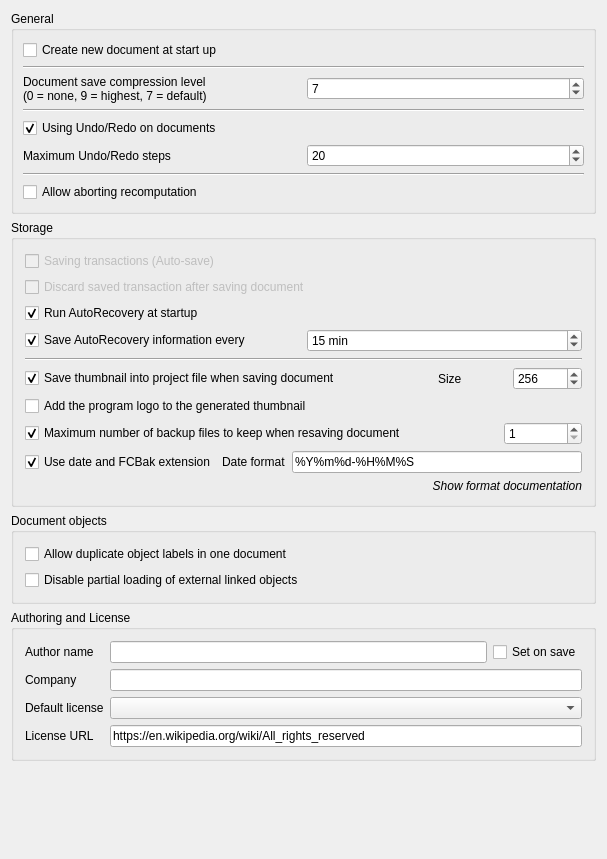
Above: src/Gui/PreferencePages/DlgSettingsDocument.ui from southseact-3d/fcd before the change. Below: the same form after it.
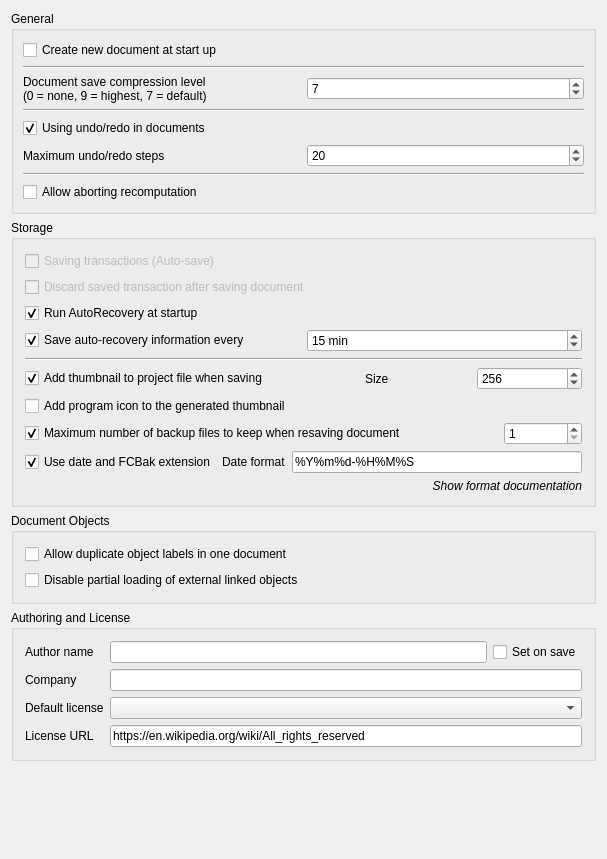
That is the form after the change. Custom widgets are drawn as their Qt base class.

```diff
--- a/src/Gui/PreferencePages/DlgSettingsDocument.ui
+++ b/src/Gui/PreferencePages/DlgSettingsDocument.ui
@@ -129,7 +129,7 @@
          <string>All changes in documents are stored so that they can be undone/redone</string>
         </property>
         <property name="text">
-         <string>Using Undo/Redo on documents</string>
+         <string>Using undo/redo in documents</string>
         </property>
         <property name="checked">
          <bool>true</bool>
@@ -162,7 +162,7 @@
         <item>
          <widget class="QLabel" name="textLabel1_2">
           <property name="text">
-           <string>Maximum Undo/Redo steps</string>
+           <string>Maximum undo/redo steps</string>
           </property>
          </widget>
         </item>
@@ -278,7 +278,7 @@
            <string>A thumbnail will be stored when document is saved</string>
           </property>
           <property name="text">
-           <string>Save thumbnail into project file when saving document</string>
+           <string>Add thumbnail to project file when saving</string>
           </property>
           <property name="checked">
            <bool>true</bool>
@@ -448,7 +448,7 @@
          <string>The program logo will be added to the thumbnail</string>
         </property>
         <property name="text">
-         <string>Add the program logo to the generated thumbnail</string>
+         <string>Add program icon to the generated thumbnail</string>
         </property>
         <property name="checked">
          <bool>false</bool>
@@ -469,7 +469,7 @@
            <string>How often a recovery file is written</string>
           </property>
           <property name="text">
-           <string>Save AutoRecovery information every</string>
+           <string>Save auto-recovery information every</string>
           </property>
           <property name="checked">
            <bool>true</bool>
@@ -571,7 +571,7 @@
    <item row="2" column="0">
     <widget class="QGroupBox" name="groupBox_2">
      <property name="title">
-      <string>Document objects</string>
+      <string>Document Objects</string>
      </property>
      <layout class="QGridLayout" name="gridLayout">
       <item row="0" column="0">
```
Left out of the diff: 12 changed lines with no effect on the pictures.
